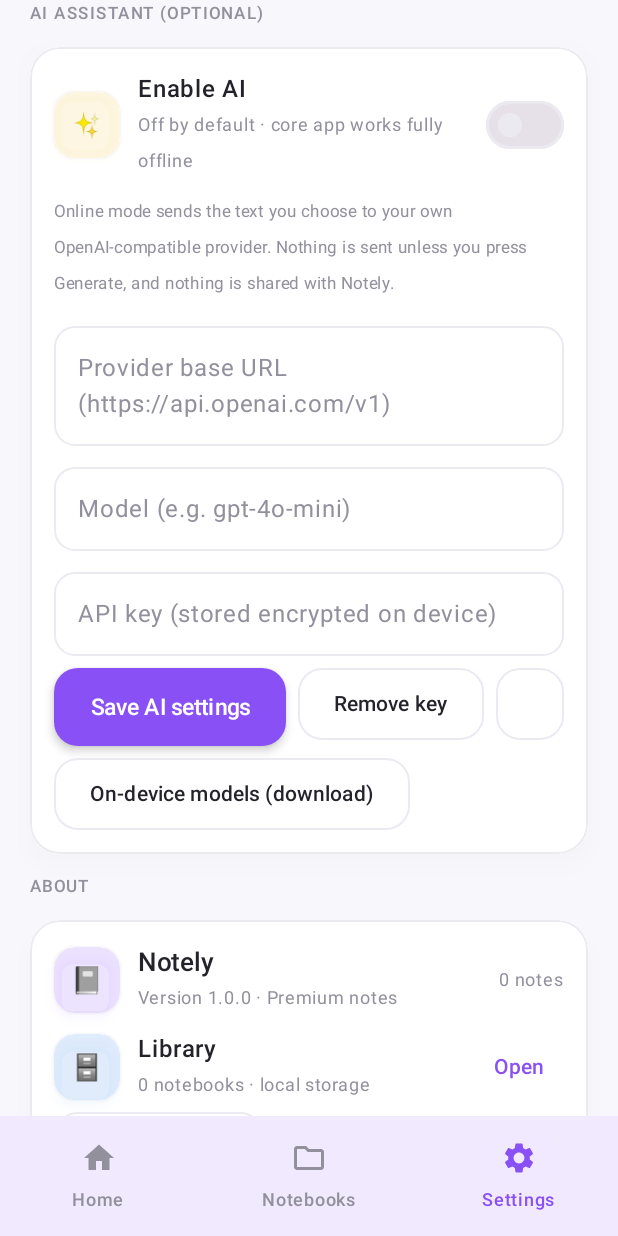
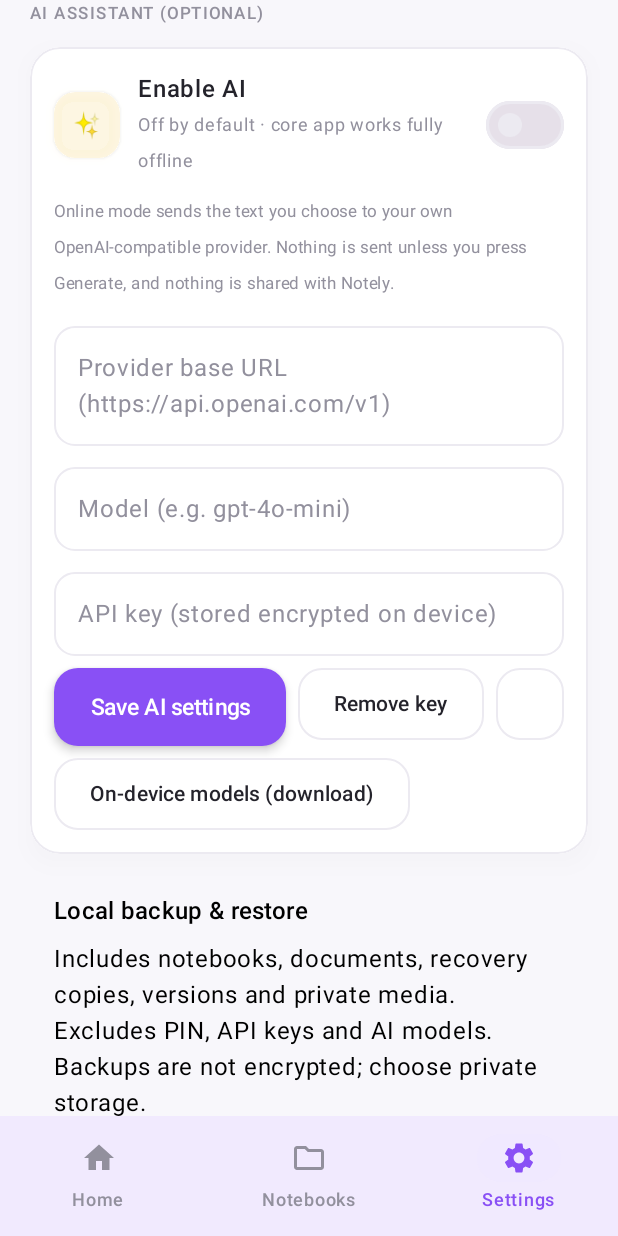
Before and after one commit to arafatislambksmd378-lgtm/Android-My-notely, an Android app built with Jetpack Compose: the screen it shows after launch (MainActivity), item 3 of the bottom bar chosen, scrolled down 1041 dp, on a phone screen of 412 x 824 dp. Run offline under Robolectric (Android 15) with nearby library versions, the phone set to English and light mode, and no system bars; our stand-ins replace Room's generated code.

Commit message:
feat: add transactional recovery journal and versioned copy-only local backup restore
Co-authored-by: arena-agent <297053741+arena-agent@users.noreply.github.com>

```diff
--- a/app/src/main/java/com/notely/app/NotelyApp.kt
+++ b/app/src/main/java/com/notely/app/NotelyApp.kt
@@ -20,6 +20,9 @@ class NotelyApp : Application() {
     lateinit var prefs: PreferencesRepository
         private set
 
+    lateinit var recovery: com.notely.app.recovery.DocumentRecovery
+        private set
+
     // Getters (not cached instances) so background threads never observe a half-initialised app.
     val notebooks: NotebookRepository get() = NotebookRepository(db.notebookDao())
     val notes: NoteRepository get() = NoteRepository(db.noteDao(), db.versionDao(), db.notebookDao(), db)
@@ -37,6 +40,7 @@ class NotelyApp : Application() {
         super.onCreate()
         db = NotelyDatabase.get(this)
         prefs = PreferencesRepository(this)
+        recovery = com.notely.app.recovery.DocumentRecovery(db, scope)
         createChannels()
         seedFirstRun()
         ReminderScheduler.rescheduleAll(this)
--- a/app/src/main/java/com/notely/app/data/db/Daos.kt
+++ b/app/src/main/java/com/notely/app/data/db/Daos.kt
@@ -270,3 +270,15 @@ interface ReminderDao {
     @Query("SELECT * FROM reminders WHERE atMillis > :now ORDER BY atMillis ASC")
     suspend fun upcoming(now: Long): List<ReminderEntity>
 }
+
+@Dao
+interface RecoveryDao {
+    @Query("SELECT * FROM recovery_drafts WHERE noteId = :id")
+    suspend fun get(id: Long): RecoveryDraftEntity?
+
+    @Insert(onConflict = OnConflictStrategy.REPLACE)
+    suspend fun put(draft: RecoveryDraftEntity)
+
+    @Query("DELETE FROM recovery_drafts WHERE noteId = :id")
+    suspend fun delete(id: Long)
+}
--- a/app/src/main/java/com/notely/app/data/db/NotelyDatabase.kt
+++ b/app/src/main/java/com/notely/app/data/db/NotelyDatabase.kt
@@ -12,12 +12,13 @@ import androidx.sqlite.db.SupportSQLiteDatabase
         NotebookEntity::class, NoteEntity::class,
         TagEntity::class, NoteTagCrossRef::class, CommentEntity::class,
         BookmarkEntity::class, FootnoteEntity::class, VersionEntity::class,
-        TemplateEntity::class, ReminderEntity::class
+        TemplateEntity::class, ReminderEntity::class, RecoveryDraftEntity::class
     ],
-    version = 2,
+    version = 3,
     exportSchema = false
 )
 abstract class NotelyDatabase : RoomDatabase() {
+    abstract fun recoveryDao(): RecoveryDao
     abstract fun notebookDao(): NotebookDao
     abstract fun noteDao(): NoteDao
     abstract fun tagDao(): TagDao
@@ -38,10 +39,21 @@ abstract class NotelyDatabase : RoomDatabase() {
             }
         }
 
+        val MIGRATION_2_3 = object : Migration(2, 3) {
+            override fun migrate(db: SupportSQLiteDatabase) {
+                db.execSQL("""CREATE TABLE IF NOT EXISTS recovery_drafts (
+                    noteId INTEGER NOT NULL PRIMARY KEY, title TEXT NOT NULL,
+                    documentJson TEXT NOT NULL, sha256 TEXT NOT NULL,
+                    baseUpdatedAt INTEGER NOT NULL, stagedAt INTEGER NOT NULL,
+                    FOREIGN KEY(noteId) REFERENCES notes(id) ON UPDATE NO ACTION ON DELETE CASCADE)
+                """.trimIndent())
+            }
+        }
+
         fun get(context: Context): NotelyDatabase =
             INSTANCE ?: synchronized(this) {
                 INSTANCE ?: Room.databaseBuilder(context, NotelyDatabase::class.java, "notely.db")
-                    .addMigrations(MIGRATION_1_2)
+                    .addMigrations(MIGRATION_1_2, MIGRATION_2_3)
                     .build().also { INSTANCE = it }
             }
     }
--- a/app/src/main/java/com/notely/app/data/repo/Repositories.kt
+++ b/app/src/main/java/com/notely/app/data/repo/Repositories.kt
@@ -52,8 +52,11 @@ class NoteRepository(
     suspend fun createFromTemplate(notebookId: Long, title: String, documentJson: String): Long =
         dao.insert(NoteEntity(notebookId = notebookId, title = title, documentJson = documentJson))
 
-    suspend fun updateContent(id: Long, title: String, json: String) =
+    suspend fun updateContent(id: Long, title: String, json: String) = database.withTransaction {
+        DocumentSerializer.deserializeForEditing(json)
         dao.updateContent(id, title, json, System.currentTimeMillis())
+        database.recoveryDao().delete(id)
+    }
 
     suspend fun snapshot(id: Long) = database.withTransaction {
         val n = dao.getById(id) ?: return@withTransaction
@@ -70,6 +73,7 @@ class NoteRepository(
             versionDao.prune(noteId)
         }
         dao.updateContent(noteId, current.title, json, System.currentTimeMillis())
+        database.recoveryDao().delete(noteId)
     }
 
     suspend fun setPinned(id: Long, pinned: Boolean) = dao.setPinned(id, pinned)
--- /dev/null
+++ b/app/src/main/java/com/notely/app/ui/settings/BackupPanel.kt
@@ -0,0 +1,65 @@
+package com.notely.app.ui.settings
+
+import android.net.Uri
+import androidx.activity.compose.rememberLauncherForActivityResult
+import androidx.activity.result.contract.ActivityResultContracts
+import androidx.compose.foundation.layout.*
+import androidx.compose.material3.*
+import androidx.compose.runtime.*
+import androidx.compose.ui.Modifier
+import androidx.compose.ui.unit.dp
+import com.notely.app.NotelyApp
+import com.notely.app.backup.LocalBackup
+import kotlinx.coroutines.*
+
+/** Storage Access Framework: user controls where an unencrypted local backup lives. */
+@Composable
+fun BackupPanel(app: NotelyApp) {
+    val scope = rememberCoroutineScope()
+    var busy by remember { mutableStateOf(false) }
+    var message by remember { mutableStateOf("") }
+    var pendingRestore by remember { mutableStateOf<Uri?>(null) }
+    fun run(uri: Uri, restore: Boolean) {
+        if (busy) return
+        busy = true
+        scope.launch {
+            try {
+                withContext(Dispatchers.IO) {
+                    val service = LocalBackup(app, app.db)
+                    val progress: suspend (String) -> Unit = { value -> withContext(Dispatchers.Main) { message = value } }
+                    if (restore) {
+                        app.contentResolver.openInputStream(uri)?.use { service.restore(it, progress) }
+                            ?: error("Could not open backup")
+                    } else {
+                        app.contentResolver.openOutputStream(uri, "wt")?.use { service.export(it, progress) }
+                            ?: error("Could not write backup")
+                        withContext(Dispatchers.Main) { message = "Backup saved. Keep it in a private location." }
+                    }
+                }
+            } catch (cancelled: CancellationException) { throw cancelled
+            } catch (error: Exception) {
+                message = error.message?.take(180) ?: "Backup operation failed. Existing notes were not replaced."
+            } finally { busy = false }
+        }
+    }
+    val create = rememberLauncherForActivityResult(ActivityResultContracts.CreateDocument("application/zip")) {
+        if (it != null) run(it, false)
+    }
+    val open = rememberLauncherForActivityResult(ActivityResultContracts.OpenDocument()) {
+        if (it != null) pendingRestore = it
+    }
+    Column(Modifier.fillMaxWidth().padding(16.dp), verticalArrangement = Arrangement.spacedBy(8.dp)) {
+        Text("Local backup & restore", style = MaterialTheme.typography.titleMedium)
+        Text("Includes notebooks, documents, recovery copies, versions and private media. Excludes PIN, API keys and AI models. Backups are not encrypted; choose private storage.")
+        Button(enabled = !busy, onClick = { create.launch("Notely-${System.currentTimeMillis()}.notely.zip") }) { Text("Create full backup") }
+        OutlinedButton(enabled = !busy, onClick = { open.launch(arrayOf("application/zip", "application/octet-stream")) }) { Text("Restore backup as copies") }
+        if (busy) LinearProgressIndicator(Modifier.fillMaxWidth())
+        if (message.isNotBlank()) Text(message)
+    }
+    pendingRestore?.let { uri ->
+        AlertDialog(onDismissRequest = { pendingRestore = null }, title = { Text("Restore as new copies?") },
+            text = { Text("Existing data will not be overwritten. Notebooks and documents receive new IDs. Matching tags are reused. Future reminders are preserved. Large or incompatible backups will be rejected safely.") },
+            confirmButton = { TextButton(onClick = { pendingRestore = null; run(uri, true) }) { Text("Restore copies") } },
+            dismissButton = { TextButton(onClick = { pendingRestore = null }) { Text("Cancel") } })
+    }
+}
--- a/app/src/main/java/com/notely/app/ui/settings/SettingsScreen.kt
+++ b/app/src/main/java/com/notely/app/ui/settings/SettingsScreen.kt
@@ -303,6 +303,8 @@ fun SettingsScreen(app: NotelyApp) {
             }
         }
 
+        item { BackupPanel(app) }
+
         item { SectionLabel("About") }
         item {
             ClayCard {
```
Also changed, not shown: app/src/main/java/com/notely/app/backup/LocalBackup.kt (added, +260 -0 lines), app/src/main/java/com/notely/app/data/db/Entities.kt (+14 -0 lines), app/src/main/java/com/notely/app/recovery/DocumentRecovery.kt (added, +73 -0 lines), app/src/main/java/com/notely/app/ui/editor/EditorScreen.kt (+16 -29 lines), 1 other file.
